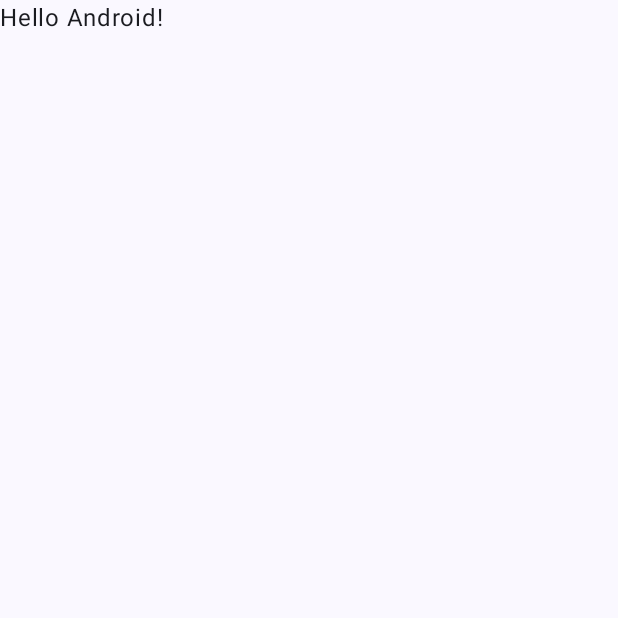
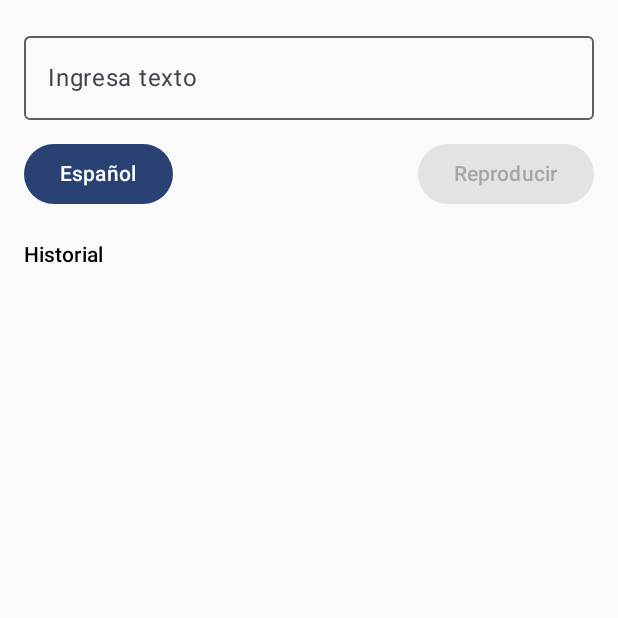
Before and after one commit to josrangel/AndroidTtsSpeachCompose, an Android app built with Jetpack Compose: the screen it shows after launch (MainActivity), on a phone screen of 412 x 824 dp, the top half of it. Before the commit the part shown is almost empty. Run offline under Robolectric (Android 15) with nearby library versions, the phone set to English and light mode, and no system bars.

Commit message:
Adding speak feature

```diff
--- a/app/src/main/java/com/josrangel/androidttsspeach/MainActivity.kt
+++ b/app/src/main/java/com/josrangel/androidttsspeach/MainActivity.kt
@@ -4,44 +4,23 @@ import android.os.Bundle
 import androidx.activity.ComponentActivity
 import androidx.activity.compose.setContent
 import androidx.activity.enableEdgeToEdge
-import androidx.compose.foundation.layout.fillMaxSize
-import androidx.compose.foundation.layout.padding
-import androidx.compose.material3.Scaffold
-import androidx.compose.material3.Text
-import androidx.compose.runtime.Composable
-import androidx.compose.ui.Modifier
-import androidx.compose.ui.tooling.preview.Preview
+import androidx.activity.viewModels
+import com.josrangel.androidttsspeach.ui.MainScreen
 import com.josrangel.androidttsspeach.ui.theme.AndroidTtsSpeachTheme
+import com.josrangel.androidttsspeach.viewmodel.TextToSpeechViewModel
+import kotlin.getValue
 
 class MainActivity : ComponentActivity() {
+
+    private val textToSpeechViewModel: TextToSpeechViewModel by viewModels()
+
     override fun onCreate(savedInstanceState: Bundle?) {
         super.onCreate(savedInstanceState)
         enableEdgeToEdge()
         setContent {
             AndroidTtsSpeachTheme {
-                Scaffold(modifier = Modifier.fillMaxSize()) { innerPadding ->
-                    Greeting(
-                        name = "Android",
-                        modifier = Modifier.padding(innerPadding)
-                    )
-                }
+                MainScreen(textToSpeechViewModel)
             }
         }
     }
 }
-
-@Composable
-fun Greeting(name: String, modifier: Modifier = Modifier) {
-    Text(
-        text = "Hello $name!",
-        modifier = modifier
-    )
-}
-
-@Preview(showBackground = true)
-@Composable
-fun GreetingPreview() {
-    AndroidTtsSpeachTheme {
-        Greeting("Android")
-    }
-}
--- /dev/null
+++ b/app/src/main/java/com/josrangel/androidttsspeach/data/model/TextEntry.kt
@@ -0,0 +1,6 @@
+package com.josrangel.androidttsspeach.data.model
+
+data class TextEntry(
+    val text: String,
+    val timestamp: Long = System.currentTimeMillis()
+)
--- /dev/null
+++ b/app/src/main/java/com/josrangel/androidttsspeach/ui/MainScreen.kt
@@ -0,0 +1,70 @@
+package com.josrangel.androidttsspeach.ui
+
+import androidx.compose.foundation.layout.*
+import androidx.compose.foundation.lazy.LazyColumn
+import androidx.compose.foundation.lazy.items
+import androidx.compose.material3.Button
+import androidx.compose.material3.DropdownMenu
+import androidx.compose.material3.DropdownMenuItem
+import androidx.compose.material3.MaterialTheme
+import androidx.compose.material3.OutlinedTextField
+import androidx.compose.material3.Text
+import androidx.compose.runtime.*
+import androidx.compose.ui.Modifier
+import androidx.compose.ui.unit.dp
+import com.josrangel.androidttsspeach.viewmodel.TextToSpeechViewModel
+import java.util.*
+
+@Composable
+fun MainScreen(viewModel: TextToSpeechViewModel) {
+    val text by viewModel.text.collectAsState()
+    val history by viewModel.history.collectAsState()
+    val language by viewModel.language.collectAsState()
+
+    val languageOptions = listOf(
+        "Español" to Locale("es", "ES"),
+        "Inglés" to Locale("en", "US"),
+        "Francés" to Locale("fr", "FR")
+    )
+
+    var expanded by remember { mutableStateOf(false) }
+
+    Column(modifier = Modifier.padding(16.dp)) {
+        OutlinedTextField(
+            value = text,
+            onValueChange = viewModel::updateText,
+            label = { Text("Ingresa texto") },
+            modifier = Modifier.fillMaxWidth()
+        )
+
+        Spacer(Modifier.height(12.dp))
+
+        Row(Modifier.fillMaxWidth(), horizontalArrangement = Arrangement.SpaceBetween) {
+            Box {
+                Button(onClick = { expanded = true }) {
+                    Text(languageOptions.first { it.second == language }.first)
+                }
+                DropdownMenu(expanded = expanded, onDismissRequest = { expanded = false }) {
+                    languageOptions.forEach { (name, locale) ->
+                        DropdownMenuItem(text = { Text(name) }, onClick = {
+                            viewModel.setLanguage(locale)
+                            expanded = false
+                        })
+                    }
+                }
+            }
+
+            Button(onClick = viewModel::speak, enabled = text.isNotBlank()) {
+                Text("Reproducir")
+            }
+        }
+
+        Spacer(Modifier.height(20.dp))
+        Text("Historial", style = MaterialTheme.typography.labelLarge)
+        LazyColumn(modifier = Modifier.fillMaxSize()) {
+            items(history) { entry ->
+                Text("• ${entry.text}")
+            }
+        }
+    }
+}
--- /dev/null
+++ b/app/src/main/java/com/josrangel/androidttsspeach/viewmodel/TextToSpeechViewModel.kt
@@ -0,0 +1,59 @@
+package com.josrangel.androidttsspeach.viewmodel
+
+import android.app.Application
+import android.speech.tts.TextToSpeech
+import androidx.lifecycle.AndroidViewModel
+import androidx.lifecycle.viewModelScope
+import com.josrangel.androidttsspeach.data.model.TextEntry
+import kotlinx.coroutines.flow.MutableStateFlow
+import kotlinx.coroutines.flow.StateFlow
+import kotlinx.coroutines.launch
+import java.util.*
+
+class TextToSpeechViewModel(app: Application) : AndroidViewModel(app), TextToSpeech.OnInitListener {
+
+    private val tts = TextToSpeech(app, this)
+    private val _text = MutableStateFlow("")
+    val text: StateFlow<String> = _text
+
+    private val _language = MutableStateFlow(Locale("es", "ES"))
+    val language: StateFlow<Locale> = _language
+
+    private val _history = MutableStateFlow<List<TextEntry>>(emptyList())
+    val history: StateFlow<List<TextEntry>> = _history
+
+    override fun onInit(status: Int) {
+        if (status == TextToSpeech.SUCCESS) {
+            tts.language = _language.value
+        }
+    }
+
+    fun updateText(newText: String) {
+        _text.value = newText
+    }
+
+    fun speak() {
+        val textToSpeak = _text.value
+        if (textToSpeak.isNotBlank()) {
+            tts.language = _language.value
+            tts.speak(textToSpeak, TextToSpeech.QUEUE_FLUSH, null, null)
+            addToHistory(textToSpeak)
+        }
+    }
+
+    private fun addToHistory(text: String) {
+        viewModelScope.launch {
+            _history.value = listOf(TextEntry(text)) + _history.value
+        }
+    }
+
+    fun setLanguage(locale: Locale) {
+        _language.value = locale
+        tts.language = locale
+    }
+
+    override fun onCleared() {
+        super.onCleared()
+        tts.shutdown()
+    }
+}
--- a/gradle/libs.versions.toml
+++ b/gradle/libs.versions.toml
@@ -24,6 +24,7 @@ androidx-ui-tooling-preview = { group = "androidx.compose.ui", name = "ui-toolin
 androidx-ui-test-manifest = { group = "androidx.compose.ui", name = "ui-test-manifest" }
 androidx-ui-test-junit4 = { group = "androidx.compose.ui", name = "ui-test-junit4" }
 androidx-material3 = { group = "androidx.compose.material3", name = "material3" }
+lifecycle-viewmodel-compose = { module = "androidx.lifecycle:lifecycle-viewmodel-compose", version = "lifecycleRuntimeKtx" }
 
 [plugins]
 android-application = { id = "com.android.application", version.ref = "agp" }
```
